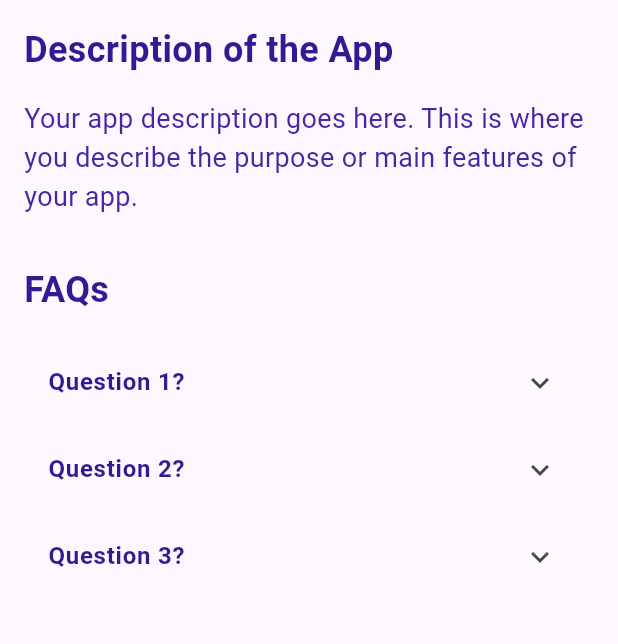
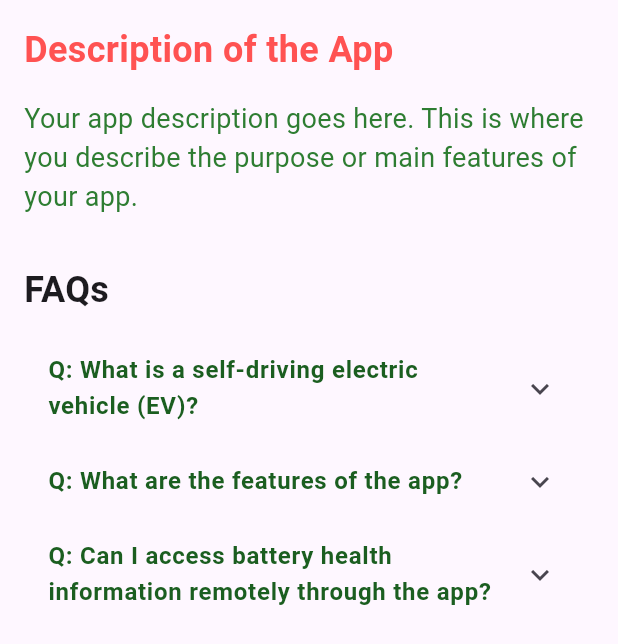
Before and after one commit to Sudharsshan/Flutter_BMS, a Flutter app: the AboutPage screen opened directly, on a phone screen of 412 x 824 dp. Shown: the top 644 px of the screen. Run offline on Flutter 3.47's test engine with Material 3 defaults, Android fonts, the phone set to English and light mode, and no system bars; our stand-ins replace shared_preferences, syncfusion_flutter_gauges; missing offline and left inert: workmanager; accounts and stored records are empty.

Commit message:
added faqs in about page

```diff
--- a/lib/about_page.dart
+++ b/lib/about_page.dart
@@ -116,7 +116,7 @@ class _AboutPageState extends State<AboutPage> {
               style: TextStyle(
                 fontSize: 24.0, // Increased font size for a futuristic feel
                 fontWeight: FontWeight.bold,
-                color: Colors.deepPurple[900], // Update text color
+                color: Colors.redAccent, // Update text color
               ),
             ),
             SizedBox(height: 16.0),
@@ -124,7 +124,7 @@ class _AboutPageState extends State<AboutPage> {
               'Your app description goes here. This is where you describe the purpose or main features of your app.',
               style: TextStyle(
                 fontSize: 18.0, // Increased font size for better readability
-                color: Colors.deepPurple[800], // Update text color
+                color: Colors.green[800], // Update text color
               ),
             ),
             SizedBox(height: 32.0),
@@ -133,21 +133,28 @@ class _AboutPageState extends State<AboutPage> {
               style: TextStyle(
                 fontSize: 24.0, // Increased font size for a futuristic feel
                 fontWeight: FontWeight.bold,
-                color: Colors.deepPurple[900], // Update text color
+                color: Colors.redAccent[900], // Update text color
               ),
             ),
             SizedBox(height: 16.0),
             FAQItem(
-              question: 'Question 1?',
-              answer: 'Answer to question 1.',
+              question: 'Q: What is a self-driving electric vehicle (EV)?',
+              answer: 'A self-driving electric vehicle'
+                  ', commonly known as an EV, is an automobile that runs on electricity as its primary source'
+                  ' of power and is equipped with autonomous driving capabilities. '
+                  'These vehicles can navigate and operate on roads without human intervention, '
+                  'relying on various sensors, cameras, and advanced software algorithms to detect and respond to their surroundings.',
             ),
             FAQItem(
-              question: 'Question 2?',
-              answer: 'Answer to question 2.',
+              question: 'Q: What are the features of the app?',
+              answer: 'Notifications and Alerts: Receive alerts about vehicle status, driving conditions, software updates, and maintenance reminders.'
+                  'Vehicle Monitoring: Monitor the battery charge level, estimated range, and other important vehicle parameters in real-time. ',
             ),
             FAQItem(
-              question: 'Question 3?',
-              answer: 'Answer to question 3.',
+              question: 'Q: Can I access battery health information remotely through the app?',
+              answer: 'Yes, the app enables remote access to battery health information. Users can view real-time battery health data,'
+                  ' receive notifications, and access historical information from anywhere,'
+                  ' providing convenience and peace of mind.',
             ),
           ],
         ),
@@ -176,7 +183,7 @@ class _FAQItemState extends State<FAQItem> {
         widget.question,
         style: TextStyle(
           fontWeight: FontWeight.bold,
-          color: Colors.deepPurple[900], // Updated text color
+          color: Colors.green[900], // Updated text color
         ),
       ),
       children: <Widget>[
@@ -186,7 +193,7 @@ class _FAQItemState extends State<FAQItem> {
             widget.answer,
             style: TextStyle(
               fontSize: 16.0, // Increased font size for better readability
-              color: Colors.deepPurple[800], // Updated text color
+              color: Colors.lightGreenAccent[800], // Updated text color
             ),
           ),
         ),
```
